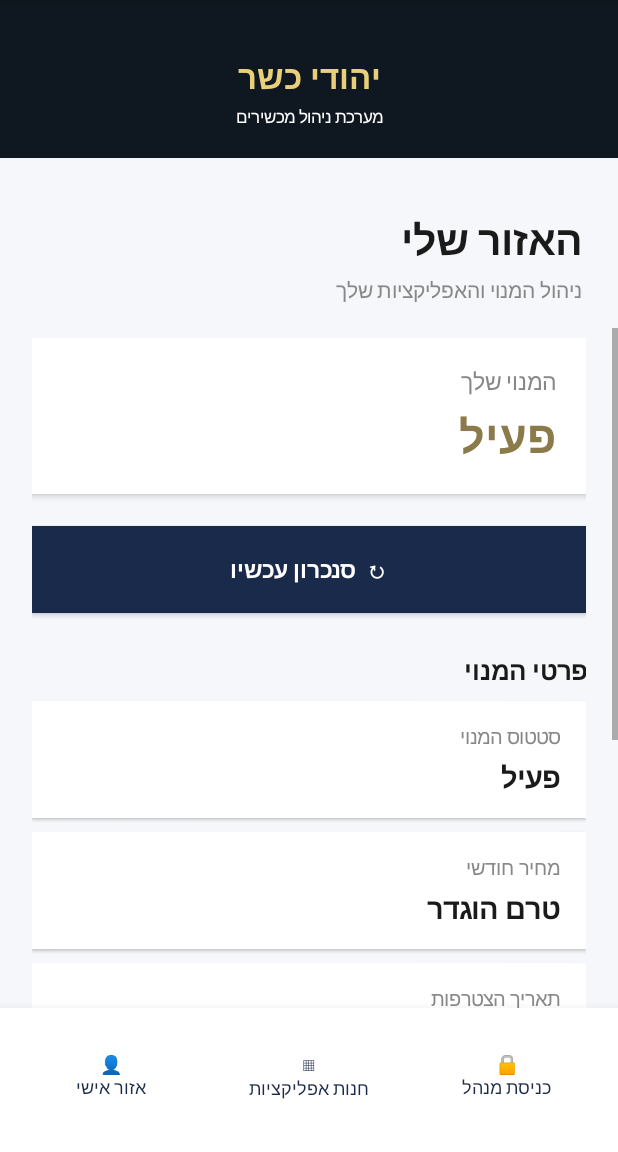
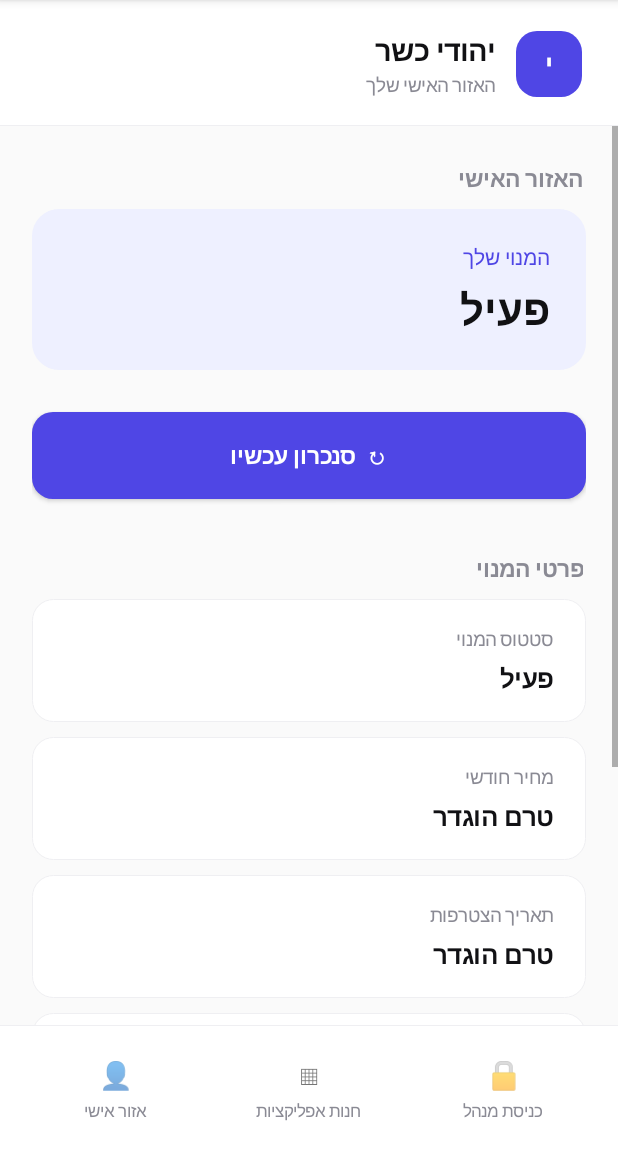
Before and after one commit to 05484ym-max/android-mdm-system, an Android app: the CustomerActivity screen opened directly, with no data from a screen before it, on a phone screen of 412 x 824 dp, the part 84-1236 px from its top. Run offline under Robolectric (Android 15) with nearby library versions, the phone set to English and light mode, and no system bars.

Commit message:
Redesign customer screen with a minimal, modern style
Replace the heavy dark navy header block with a clean white top bar
(small accent-colored logo mark + app name), a single indigo accent
color instead of navy/gold, rounded cards with subtle borders, and a
lighter bottom nav. Same accent applied to the admin screen for
consistency.

Co-Authored-By: Claude Sonnet 5 <noreply@anthropic.com>
Claude-Session: https://claude.ai/code/session_01XLUnXRdGJWvS23VSUeCoDB

```diff
--- a/dpc-app/app/src/main/java/org/mdmopen/dpc/CustomerActivity.kt
+++ b/dpc-app/app/src/main/java/org/mdmopen/dpc/CustomerActivity.kt
@@ -5,6 +5,7 @@ import android.app.AlertDialog
 import android.content.Intent
 import android.graphics.Color
 import android.graphics.Typeface
+import android.graphics.drawable.GradientDrawable
 import android.os.Bundle
 import android.text.InputType
 import android.view.Gravity
@@ -21,15 +22,13 @@ class CustomerActivity : Activity() {
 
     private lateinit var contentArea: LinearLayout
 
-    private val BG = "#F5F7FA"
+    private val BG = "#FAFAFA"
     private val CARD = "#FFFFFF"
-    private val TEXT = "#1A1A1A"
-    private val MUTED = "#888888"
-    private val GOLD = "#8B7A4A"
-    private val NAVY = "#1A2A4A"
-    private val NAVY_DARK = "#0F1820"
-    private val BLUE = "#5B7A9B"
-    private val BORDER = "#E5E5E5"
+    private val BORDER = "#EFEFF2"
+    private val TEXT = "#111114"
+    private val MUTED = "#8A8A94"
+    private val ACCENT = "#4F46E5"
+    private val ACCENT_SOFT = "#EEF0FF"
 
     override fun onCreate(savedInstanceState: Bundle?) {
         super.onCreate(savedInstanceState)
@@ -44,48 +43,46 @@ class CustomerActivity : Activity() {
         }
 
         page.addView(LinearLayout(this).apply {
-            orientation = LinearLayout.VERTICAL
-            setBackgroundColor(Color.parseColor(NAVY_DARK))
-            setPadding(24, dp(36), 24, dp(20))
-            gravity = Gravity.CENTER
+            orientation = LinearLayout.HORIZONTAL
+            gravity = Gravity.CENTER_VERTICAL
+            setBackgroundColor(Color.parseColor(CARD))
+            setPadding(dp(24), dp(20), dp(24), dp(18))
+
+            addView(LinearLayout(this@CustomerActivity).apply {
+                orientation = LinearLayout.VERTICAL
+                gravity = Gravity.RIGHT
+                addView(TextView(this@CustomerActivity).apply {
+                    text = "יהודי כשר"
+                    textSize = 19f
+                    setTypeface(null, Typeface.BOLD)
+                    setTextColor(Color.parseColor(TEXT))
+                    gravity = Gravity.RIGHT
+                })
+                addView(TextView(this@CustomerActivity).apply {
+                    text = "האזור האישי שלך"
+                    textSize = 12.5f
+                    setTextColor(Color.parseColor(MUTED))
+                    gravity = Gravity.RIGHT
+                    setPadding(0, dp(2), 0, 0)
+                })
+            }, LinearLayout.LayoutParams(0, ViewGroup.LayoutParams.WRAP_CONTENT, 1f))
+
             addView(TextView(this@CustomerActivity).apply {
-                text = "יהודי כשר"
-                textSize = 22f
+                text = "י"
+                textSize = 18f
                 setTypeface(null, Typeface.BOLD)
-                setTextColor(Color.parseColor("#E8CF7A"))
-                gravity = Gravity.CENTER
-            })
-            addView(TextView(this@CustomerActivity).apply {
-                text = "מערכת ניהול מכשירים"
-                textSize = 11f
                 setTextColor(Color.WHITE)
                 gravity = Gravity.CENTER
-                setPadding(0, dp(4), 0, 0)
+                background = roundedBackground(ACCENT, dp(14).toFloat())
+                layoutParams = LinearLayout.LayoutParams(dp(44), dp(44)).apply {
+                    marginStart = dp(14)
+                }
             })
         })
 
-        val header = LinearLayout(this).apply {
-            orientation = LinearLayout.VERTICAL
-            setPadding(36, 54, 36, 24)
-        }
-
-        header.addView(TextView(this).apply {
-            text = "האזור שלי"
-            textSize = 27f
-            setTypeface(null, Typeface.BOLD)
-            setTextColor(Color.parseColor(TEXT))
-            gravity = Gravity.RIGHT
-        })
-
-        header.addView(TextView(this).apply {
-            text = "ניהול המנוי והאפליקציות שלך"
-            textSize = 14f
-            setTextColor(Color.parseColor(MUTED))
-            gravity = Gravity.RIGHT
-            setPadding(0, 8, 0, 0)
-        })
-
-        page.addView(header)
+        page.addView(View(this).apply {
+            setBackgroundColor(Color.parseColor(BORDER))
+        }, LinearLayout.LayoutParams(ViewGroup.LayoutParams.MATCH_PARENT, dp(1)))
 
         contentArea = LinearLayout(this).apply {
             orientation = LinearLayout.VERTICAL
@@ -111,73 +108,65 @@ class CustomerActivity : Activity() {
     }
 
     private fun buildBottomBar(): LinearLayout {
-        return LinearLayout(this).apply {
+        val bar = LinearLayout(this)
+        bar.apply {
+            orientation = LinearLayout.VERTICAL
+            setBackgroundColor(Color.parseColor(CARD))
+            minimumHeight = dp(80)
+
+            addView(View(this@CustomerActivity).apply {
+                setBackgroundColor(Color.parseColor(BORDER))
+            }, LinearLayout.LayoutParams(ViewGroup.LayoutParams.MATCH_PARENT, dp(1)))
+        }
+
+        val row = LinearLayout(this).apply {
             orientation = LinearLayout.HORIZONTAL
             gravity = Gravity.CENTER
-            setPadding(
-                dp(8),
-                dp(8),
-                dp(8),
-                dp(14)
-            )
+            setPadding(dp(12), dp(10), dp(12), dp(14))
+        }
 
-            setBackgroundColor(Color.WHITE)
-            elevation = dp(12).toFloat()
-            minimumHeight = dp(88)
+        row.addView(
+            navButton("👤", "אזור אישי") { showPersonalArea() },
+            LinearLayout.LayoutParams(0, ViewGroup.LayoutParams.WRAP_CONTENT, 1f)
+        )
+        row.addView(
+            navButton("▦", "חנות אפליקציות") { showAppStore() },
+            LinearLayout.LayoutParams(0, ViewGroup.LayoutParams.WRAP_CONTENT, 1f)
+        )
+        row.addView(
+            navButton("🔒", "כניסת מנהל") { openAdminLogin() },
+            LinearLayout.LayoutParams(0, ViewGroup.LayoutParams.WRAP_CONTENT, 1f)
+        )
 
-            addView(
-                navButton("👤\nאזור אישי") {
-                    showPersonalArea()
-                },
-                LinearLayout.LayoutParams(
-                    0,
-                    dp(74),
-                    1f
-                )
-            )
-
-            addView(
-                navButton("▦\nחנות אפליקציות") {
-                    showAppStore()
-                },
-                LinearLayout.LayoutParams(
-                    0,
-                    dp(74),
-                    1f
-                )
-            )
-
-            addView(
-                navButton("🔒\nכניסת מנהל") {
-                    openAdminLogin()
-                },
-                LinearLayout.LayoutParams(
-                    0,
-                    dp(74),
-                    1f
-                )
-            )
-        }
+        bar.addView(row)
+        return bar
     }
 
     private fun navButton(
+        icon: String,
         label: String,
         action: () -> Unit
-    ): Button {
-        return Button(this).apply {
-            text = label
-            textSize = 12f
-            isAllCaps = false
+    ): LinearLayout {
+        return LinearLayout(this).apply {
+            orientation = LinearLayout.VERTICAL
             gravity = Gravity.CENTER
-            setTextColor(Color.parseColor(NAVY))
-            setBackgroundColor(Color.TRANSPARENT)
-            setPadding(
-                dp(4),
-                dp(4),
-                dp(4),
-                dp(4)
-            )
-            minimumHeight = dp(68)
+            setPadding(dp(4), dp(10), dp(4), dp(6))
+            isClickable = true
+            isFocusable = true
+
+            addView(TextView(this@CustomerActivity).apply {
+                text = icon
+                textSize = 18f
+                gravity = Gravity.CENTER
+            })
+            addView(TextView(this@CustomerActivity).apply {
+                text = label
+                textSize = 11f
+                setTextColor(Color.parseColor(MUTED))
+                gravity = Gravity.CENTER
+                setPadding(0, dp(4), 0, 0)
+            })
+
             setOnClickListener { action() }
         }
     }
@@ -197,25 +186,9 @@ class CustomerActivity : Activity() {
             )
         )
 
-        contentArea.addView(
-            Button(this).apply {
-                text = "פתיחת חנות האפליקציות"
-                textSize = 15f
-                isAllCaps = false
-                setTypeface(null, Typeface.BOLD)
-                setTextColor(Color.WHITE)
-                setBackgroundColor(Color.parseColor(NAVY))
-
-                setOnClickListener {
-                    startActivity(
-                        Intent(
-                            this@CustomerActivity,
-                            AppStoreActivity::class.java
-                        )
-                    )
-                }
-            }
-        )
+        contentArea.addView(primaryButton("פתיחת חנות האפליקציות") {
+            startActivity(Intent(this@CustomerActivity, AppStoreActivity::class.java))
+        })
     }
 
     private fun openAdminLogin() {
@@ -276,6 +249,7 @@ class CustomerActivity : Activity() {
     private fun showPersonalArea() {
         contentArea.removeAllViews()
 
+        contentArea.addView(sectionTitle("האזור האישי"))
         contentArea.addView(statusCard())
 
         contentArea.addView(
@@ -285,14 +259,14 @@ class CustomerActivity : Activity() {
                 isAllCaps = false
                 setTypeface(null, Typeface.BOLD)
                 setTextColor(Color.WHITE)
-                setBackgroundColor(Color.parseColor(NAVY))
+                background = roundedBackground(ACCENT, dp(14).toFloat())
                 setPadding(18, 14, 18, 14)
 
                 layoutParams = LinearLayout.LayoutParams(
                     ViewGroup.LayoutParams.MATCH_PARENT,
                     dp(58)
                 ).apply {
-                    setMargins(0, 8, 0, 18)
+                    setMargins(0, dp(8), 0, dp(18))
                 }
 
                 setOnClickListener {
@@ -357,31 +331,30 @@ class CustomerActivity : Activity() {
     private fun statusCard(): LinearLayout {
         return LinearLayout(this).apply {
             orientation = LinearLayout.VERTICAL
-            setPadding(30, 28, 30, 28)
-            setBackgroundColor(Color.parseColor(CARD))
-            elevation = 4f
+            setPadding(dp(24), dp(22), dp(24), dp(22))
+            background = roundedBackground(ACCENT_SOFT, dp(18).toFloat())
 
             val lp = LinearLayout.LayoutParams(
                 ViewGroup.LayoutParams.MATCH_PARENT,
                 ViewGroup.LayoutParams.WRAP_CONTENT
             )
-            lp.setMargins(0, 0, 0, 24)
+            lp.setMargins(0, 0, 0, dp(20))
             layoutParams = lp
 
             addView(TextView(this@CustomerActivity).apply {
                 text = "המנוי שלך"
-                textSize = 15f
-                setTextColor(Color.parseColor(MUTED))
+                textSize = 14f
+                setTextColor(Color.parseColor(ACCENT))
                 gravity = Gravity.RIGHT
             })
 
             addView(TextView(this@CustomerActivity).apply {
                 text = "פעיל"
-                textSize = 30f
+                textSize = 28f
                 setTypeface(null, Typeface.BOLD)
-                setTextColor(Color.parseColor(GOLD))
+                setTextColor(Color.parseColor(TEXT))
                 gravity = Gravity.RIGHT
-                setPadding(0, 8, 0, 0)
+                setPadding(0, dp(6), 0, 0)
             })
         }
     }
@@ -389,43 +362,74 @@ class CustomerActivity : Activity() {
     private fun sectionTitle(title: String): TextView {
         return TextView(this).apply {
             text = title
-            textSize = 17f
+            textSize = 15f
             setTypeface(null, Typeface.BOLD)
-            setTextColor(Color.parseColor(TEXT))
+            setTextColor(Color.parseColor(MUTED))
             gravity = Gravity.RIGHT
-            setPadding(0, 22, 0, 14)
+            setPadding(dp(2), dp(18), dp(2), dp(10))
         }
     }
 
     private fun infoCard(label: String, value: String): LinearLayout {
         return LinearLayout(this).apply {
             orientation = LinearLayout.VERTICAL
-            setPadding(26, 22, 26, 22)
-            setBackgroundColor(Color.parseColor(CARD))
-            elevation = 2f
+            setPadding(dp(22), dp(18), dp(22), dp(18))
+            background = roundedCardWithBorder()
 
             val lp = LinearLayout.LayoutParams(
                 ViewGroup.LayoutParams.MATCH_PARENT,
                 ViewGroup.LayoutParams.WRAP_CONTENT
             )
-            lp.setMargins(0, 0, 0, 14)
+            lp.setMargins(0, 0, 0, dp(10))
             layoutParams = lp
 
             addView(TextView(this@CustomerActivity).apply {
                 text = label
-                textSize = 13f
+                textSize = 12.5f
                 setTextColor(Color.parseColor(MUTED))
                 gravity = Gravity.RIGHT
             })
 
             addView(TextView(this@CustomerActivity).apply {
                 text = value
-                textSize = 19f
+                textSize = 17f
                 setTypeface(null, Typeface.BOLD)
                 setTextColor(Color.parseColor(TEXT))
                 gravity = Gravity.RIGHT
-                setPadding(0, 7, 0, 0)
+                setPadding(0, dp(6), 0, 0)
             })
+        }
+    }
+
+    private fun primaryButton(label: String, onClick: () -> Unit): Button {
+        return Button(this).apply {
+            text = label
+            textSize = 15f
+            isAllCaps = false
+            setTypeface(null, Typeface.BOLD)
+            setTextColor(Color.WHITE)
+            background = roundedBackground(ACCENT, dp(14).toFloat())
+            setPadding(dp(18), dp(14), dp(18), dp(14))
+            layoutParams = LinearLayout.LayoutParams(
+                ViewGroup.LayoutParams.MATCH_PARENT,
+                dp(58)
+            ).apply { setMargins(0, dp(6), 0, 0) }
+            setOnClickListener { onClick() }
+        }
+    }
+
+    private fun roundedBackground(color: String, radius: Float): GradientDrawable {
+        return GradientDrawable().apply {
+            setColor(Color.parseColor(color))
+            cornerRadius = radius
+        }
+    }
+
+    private fun roundedCardWithBorder(): GradientDrawable {
+        return GradientDrawable().apply {
+            setColor(Color.parseColor(CARD))
+            setStroke(dp(1), Color.parseColor(BORDER))
+            cornerRadius = dp(14).toFloat()
         }
     }
 
--- a/dpc-app/app/src/main/java/org/mdmopen/dpc/MainActivity.kt
+++ b/dpc-app/app/src/main/java/org/mdmopen/dpc/MainActivity.kt
@@ -61,7 +61,7 @@ class MainActivity : Activity() {
             addView(TextView(this@MainActivity).apply {
                 text = "מערכת ניהול מכשירים"
                 textSize = 12f
-                setTextColor(Color.parseColor("#FFFFFF"))
+                setTextColor(Color.parseColor(DIM))
                 gravity = Gravity.CENTER
                 setPadding(0, 8, 0, 0)
             })
--- a/dpc-app/app/src/main/java/org/mdmopen/dpc/Theme.kt
+++ b/dpc-app/app/src/main/java/org/mdmopen/dpc/Theme.kt
@@ -1,11 +1,11 @@
 package org.mdmopen.dpc
 
-internal const val HEADER = "#1A2A4A"
-internal const val BG = "#F5F7FA"
+internal const val HEADER = "#FFFFFF"
+internal const val BG = "#FAFAFA"
 internal const val CARD = "#FFFFFF"
-internal const val GOLD = "#8B7A4A"
-internal const val GOLD_SOFT = "#A89860"
-internal const val TEXT = "#1A1A1A"
-internal const val DIM = "#888888"
-internal const val OK = "#4CAF50"
-internal const val BAD = "#F44336"
+internal const val GOLD = "#4F46E5"
+internal const val GOLD_SOFT = "#4F46E5"
+internal const val TEXT = "#111114"
+internal const val DIM = "#8A8A94"
+internal const val OK = "#16A34A"
+internal const val BAD = "#DC2626"
```
